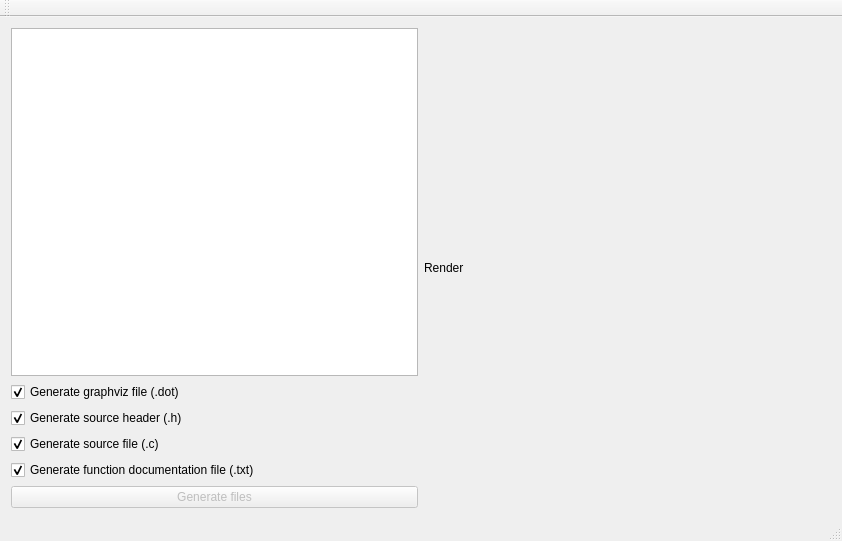
Qt form Generator/src/app/mainwindow.ui (AdriZ/az-statemachine) before a commit.
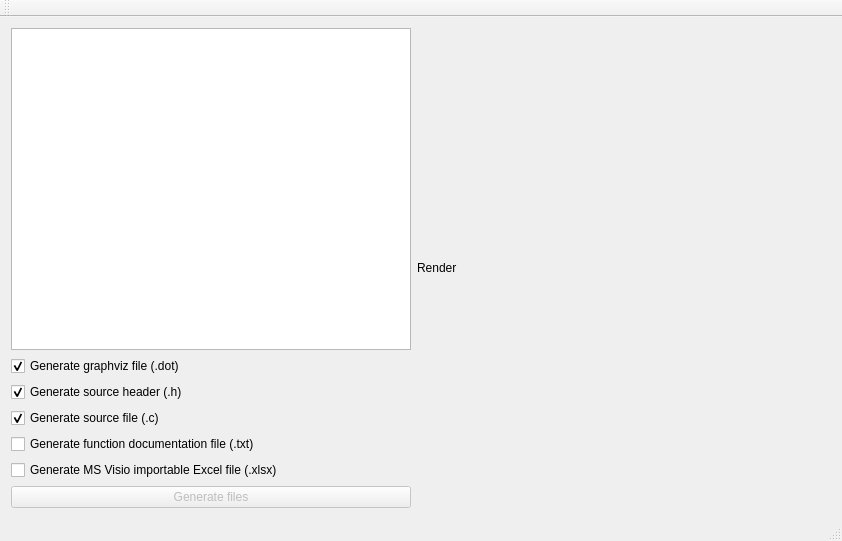
The same form after that commit. Custom widgets are drawn as their Qt base class.

Commit message: Proof of concept : Xlsx export/generator

What changed in the file:
```diff
--- a/Generator/src/app/mainwindow.ui
+++ b/Generator/src/app/mainwindow.ui
@@ -24,7 +24,20 @@
     <item row="0" column="0">
      <layout class="QVBoxLayout" name="verticalLayout_2">
       <item>
-       <widget class="QPlainTextEdit" name="txt_zone"/>
+       <widget class="QPlainTextEdit" name="txt_zone">
+        <property name="sizePolicy">
+         <sizepolicy hsizetype="Preferred" vsizetype="Expanding">
+          <horstretch>0</horstretch>
+          <verstretch>0</verstretch>
+         </sizepolicy>
+        </property>
+        <property name="minimumSize">
+         <size>
+          <width>400</width>
+          <height>300</height>
+         </size>
+        </property>
+       </widget>
       </item>
       <item>
        <layout class="QVBoxLayout" name="verticalLayout">
@@ -64,7 +77,14 @@
            <string>Generate function documentation file (.txt)</string>
           </property>
           <property name="checked">
-           <bool>true</bool>
+           <bool>false</bool>
+          </property>
+         </widget>
+        </item>
+        <item>
+         <widget class="QCheckBox" name="genXlsxCheckBox">
+          <property name="text">
+           <string>Generate MS Visio importable Excel file (.xlsx)</string>
           </property>
          </widget>
         </item>
```
The commit also changes 93 other files.
